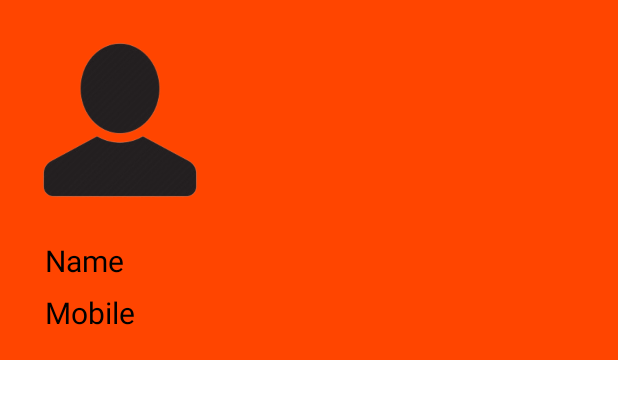
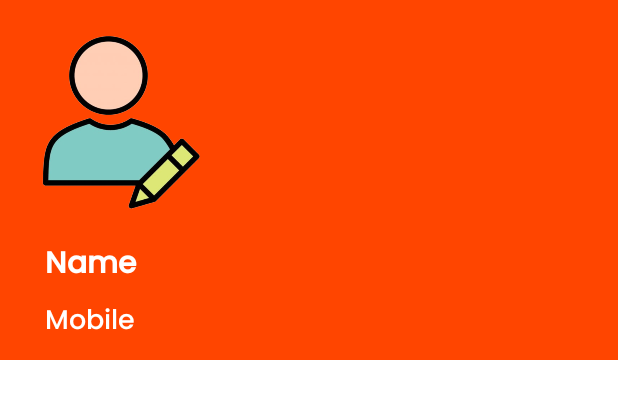
Before and after one commit to Saral03/FoodHunt-App, an Android app: the layout drawer_header.xml on its own in the app's theme, with its tools: preview values and no code run, on a phone screen of 412 x 824 dp. Shown: the top 399 px of the screen. Run offline under Robolectric (Android 15) with nearby library versions, the phone set to English and light mode, and no system bars; network calls fail.

Commit message:
Modified UI of drawer header

```diff
--- a/app/src/main/java/com/example/foodhunt/Navigation.kt
+++ b/app/src/main/java/com/example/foodhunt/Navigation.kt
@@ -86,7 +86,7 @@ class Navigation : AppCompatActivity() {
         mobile_drawer=convertView.findViewById(R.id.mobile_drawer)
         add=this@Navigation.getSharedPreferences("FoodHunt", Context.MODE_PRIVATE)
         username.text= add.getString("Name",null)
-        mobile_drawer.text=add.getString("Mobile_reg",null)
+        mobile_drawer.text="+91-"+add.getString("Mobile_reg",null)
         navigation.addHeaderView(convertView)
 
     }
--- a/app/src/main/res/layout/drawer_header.xml
+++ b/app/src/main/res/layout/drawer_header.xml
@@ -11,28 +11,34 @@
         android:layout_marginTop="20dp"
         android:layout_marginLeft="20dp">
     </ImageView>
+
     <TextView
         android:id="@+id/username"
         android:layout_width="match_parent"
         android:layout_height="wrap_content"
         android:layout_below="@id/img_drawer"
+        android:layout_marginLeft="30dp"
+        android:layout_marginTop="20dp"
+        android:fontFamily="@font/poppinsmedium"
         android:text="Name"
-        android:textSize="20sp"
-        android:layout_marginTop="20dp"
-        android:layout_marginLeft="30dp"
-        android:textColor="@color/black">
+        android:textColor="@color/white"
+        android:textStyle="bold"
+        android:textSize="20sp">
 
     </TextView>
+
     <TextView
         android:id="@+id/mobile_drawer"
         android:layout_width="match_parent"
         android:layout_height="wrap_content"
         android:layout_below="@id/username"
+        android:layout_marginLeft="30dp"
+        android:layout_marginTop="5dp"
+        android:fontFamily="@font/poppinsmedium"
+        android:paddingBottom="5dp"
         android:text="Mobile"
-        android:textSize="20sp"
-        android:layout_marginTop="7dp"
-        android:layout_marginLeft="30dp"
-        android:textColor="@color/black">
+        android:textColor="@color/white"
+        android:textSize="18sp">
 
     </TextView>
 </RelativeLayout>
```
Also changed, not shown: app/src/main/res/drawable/img.png (added), app/src/main/res/drawable/profile_drawer.png, app/src/main/res/font/poppinsmedium.otf (added).
